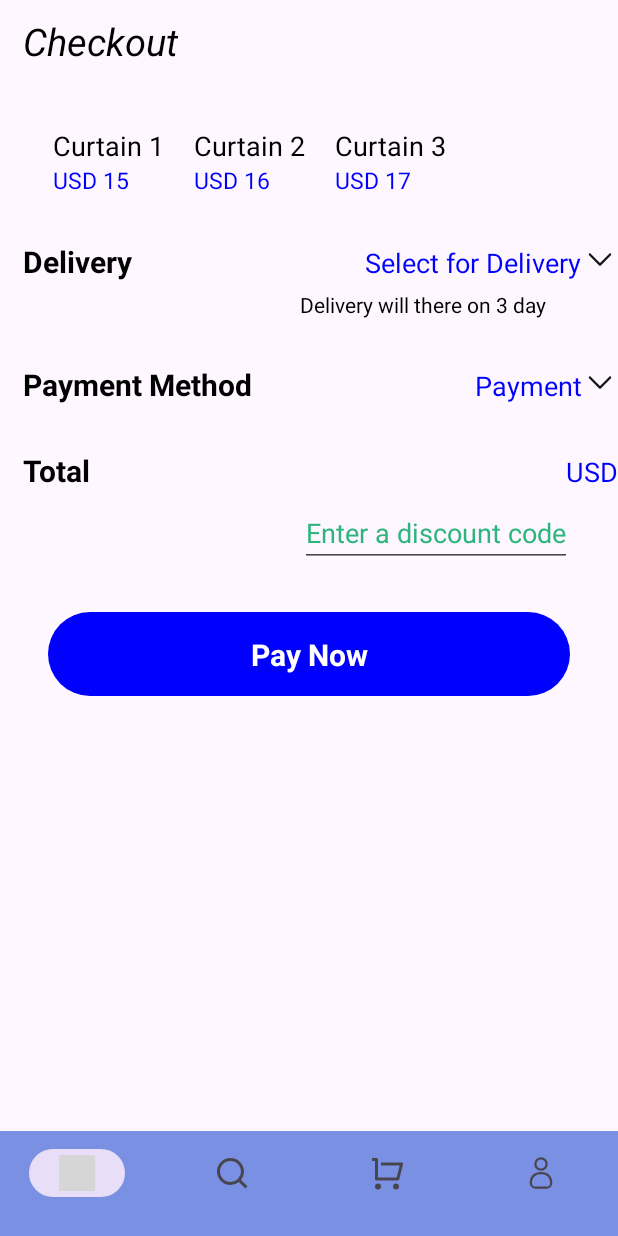
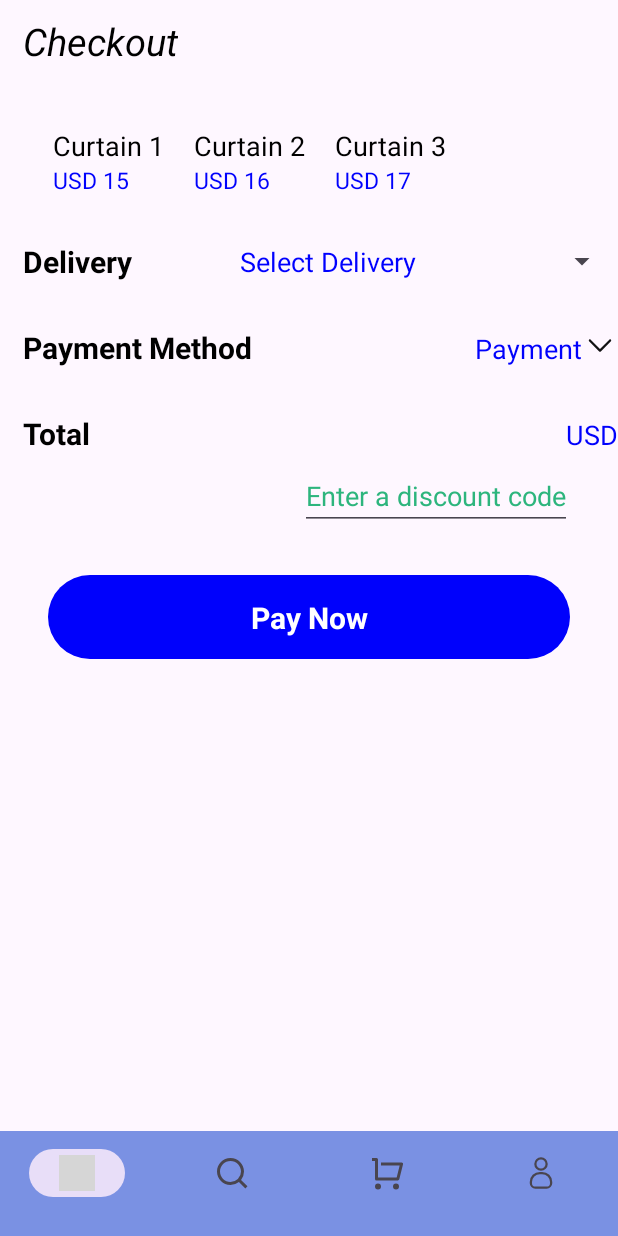
Before and after one commit to heanghenglong-ITE/SH-Online-Shop, an Android app: the fragment ShoppingCartFragment placed in its activity, on a phone screen of 412 x 824 dp. Run offline under Robolectric (Android 15) with nearby library versions, the phone set to English and light mode, and no system bars; our stand-ins replace Picasso; pictures from the network do not load; 1 statement that could not run was skipped; grey boxes are pictures that could not be loaded.

Commit message:
Project Practicum

```diff
--- /dev/null
+++ b/app/src/main/java/com/example/shonlineshop/Adapter/CustomArrayAdapter.java
@@ -0,0 +1,42 @@
+package com.example.shonlineshop.Adapter;
+
+import android.content.Context;
+import android.graphics.Color;
+import android.view.View;
+import android.view.ViewGroup;
+import android.widget.ArrayAdapter;
+import android.widget.Spinner;
+import android.widget.TextView;
+
+import com.example.shonlineshop.R;
+
+public class CustomArrayAdapter extends ArrayAdapter<String> {
+
+    public CustomArrayAdapter(Context context, int resource, String[] deliveryOptions) {
+        super(context, resource, deliveryOptions);
+    }
+
+    @Override
+    public View getView(int position, View convertView, ViewGroup parent) {
+        View view = super.getView(position, convertView, parent);
+        TextView textView = (TextView) view.findViewById(android.R.id.text1);
+
+        // Set the text size and color
+        textView.setTextSize(18); // Set the desired text size
+        textView.setTextColor(Color.BLUE); // Set the desired text color
+
+        return view;
+    }
+
+    @Override
+    public View getDropDownView(int position, View convertView, ViewGroup parent) {
+        View view = super.getDropDownView(position, convertView, parent);
+        TextView textView = (TextView) view.findViewById(android.R.id.text1);
+
+        // Set the text size and color for the dropdown items
+        textView.setTextSize(20); // Set the desired text size
+        textView.setTextColor(Color.BLACK); // Set the desired text color
+
+        return view;
+    }
+}
--- a/app/src/main/java/com/example/shonlineshop/fragment/ShoppingCartFragment.java
+++ b/app/src/main/java/com/example/shonlineshop/fragment/ShoppingCartFragment.java
@@ -13,8 +13,10 @@ import android.view.LayoutInflater;
 import android.view.View;
 import android.view.ViewGroup;
 import android.widget.ImageView;
+import android.widget.Spinner;
 import android.widget.TextView;
 
+import com.example.shonlineshop.Adapter.CustomArrayAdapter;
 import com.example.shonlineshop.Adapter.ProductShoppingAdapter;
 import com.example.shonlineshop.Domain.ShoppingDomain;
 import com.example.shonlineshop.R;
@@ -68,5 +70,12 @@ public class ShoppingCartFragment extends Fragment {
         recyclerViewShopping.setLayoutManager(new LinearLayoutManager(getContext(),LinearLayoutManager.HORIZONTAL,false));
         adapterShopping = new ProductShoppingAdapter(shoppingDomains);
         recyclerViewShopping.setAdapter(adapterShopping);
+
+        Spinner deliverySpinner = rootView.findViewById(R.id.delivery_spinner);
+
+        String[] deliveryOptions = getResources().getStringArray(R.array.delivery);
+
+        CustomArrayAdapter adapter = new CustomArrayAdapter(requireContext(), android.R.layout.simple_spinner_item, deliveryOptions);
+        deliverySpinner.setAdapter(adapter);
     }
 }
--- a/app/src/main/res/layout/fragment_shopping_cart.xml
+++ b/app/src/main/res/layout/fragment_shopping_cart.xml
@@ -54,26 +54,14 @@
                     android:textColor="@color/black"
                     android:textStyle="bold" />
 
-                <TextView
+                <Spinner
+                    android:id="@+id/delivery_spinner"
                     android:layout_width="wrap_content"
-                    android:layout_height="wrap_content"
-                    android:text="@string/check_10"
-                    android:textColor="@color/blue"
-                    android:textSize="18sp" />
-
-                <ImageView
-                    android:layout_width="wrap_content"
-                    android:layout_height="wrap_content"
-                    android:src="@drawable/arrow_down"/>
+                    android:layout_height="match_parent"
+                    android:entries="@array/delivery" />
 
             </LinearLayout>
-            <TextView
-                android:layout_width="wrap_content"
-                android:layout_height="wrap_content"
-                android:text="@string/check_7"
-                android:layout_marginTop="5dp"
-                android:textColor="@color/black"
-                android:layout_marginStart="200dp" />
+
             <LinearLayout
                 android:layout_width="match_parent"
                 android:layout_height="match_parent"
--- a/app/src/main/res/values/strings.xml
+++ b/app/src/main/res/values/strings.xml
@@ -91,4 +91,20 @@
 
     <string name="order_1">Order Information</string>
 
+
+    <string-array name="delivery">
+        <item>Select Delivery</item>
+        <item>J&amp;T Express Cambodia</item>
+        <item>VAT Express Cambodia</item>
+        <item>CJ Express Cambodia</item>
+        <item>DHL Cambodia</item>
+        <item>FedEx Cambodia</item>
+        <item>UPS Cambodia</item>
+        <item>EMS Cambodia</item>
+        <item>Cambodia Post</item>
+        <item>GDEX Cambodia</item>
+        <item>TNT Express Cambodia</item>
+        <item>Kerry Express Cambodia</item>
+    </string-array>
+
 </resources>
```
